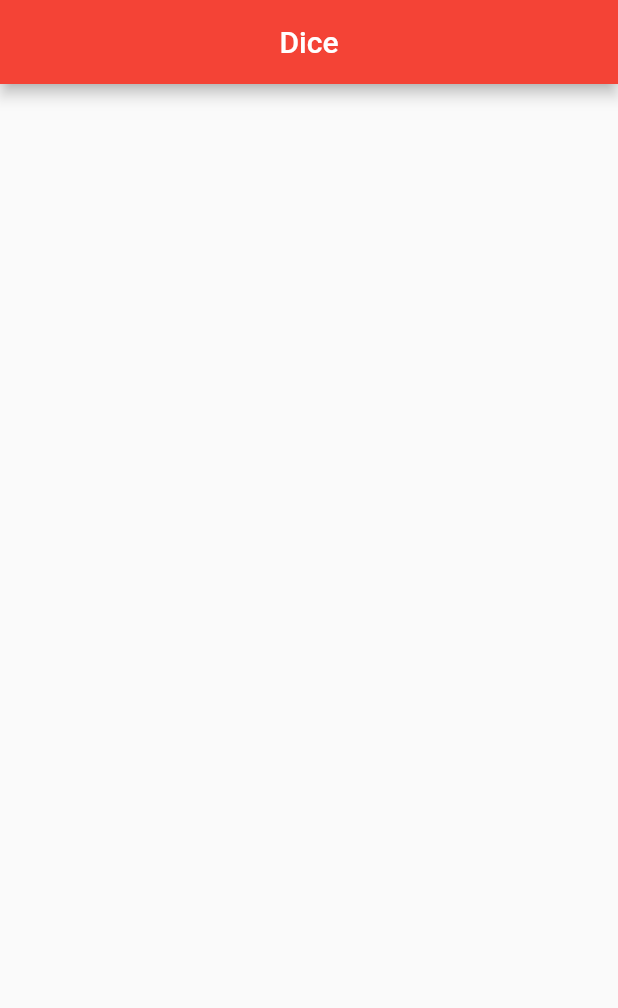
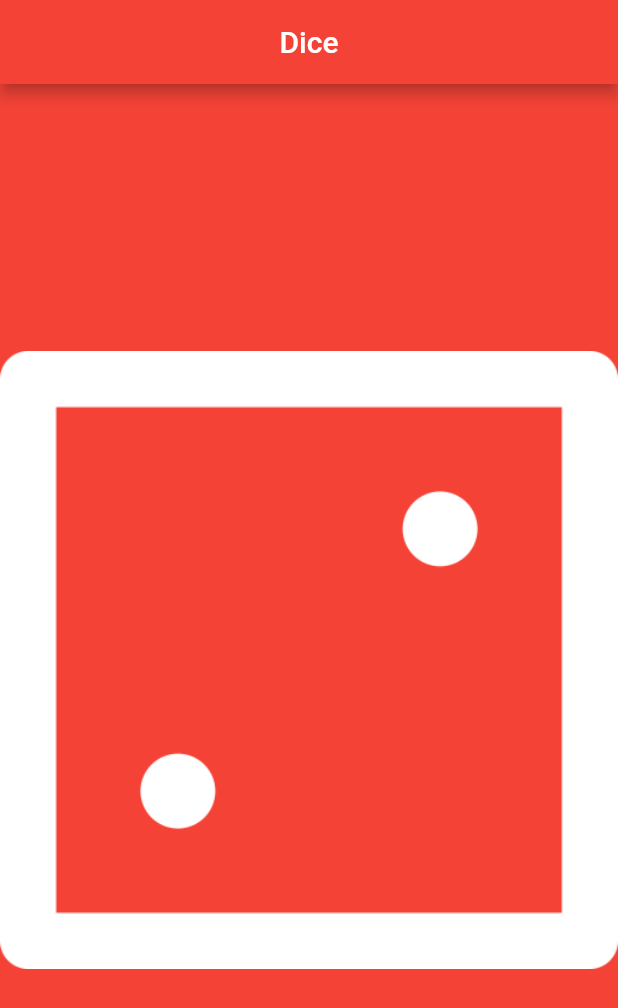
Before and after one commit to marufrobin/Flutter_week-2, a Flutter app: the screen it shows after launch, on a phone screen of 412 x 824 dp. Shown: the top 1008 px of the screen. Run offline on Flutter 3.47's test engine with Material 2 defaults, Android fonts, the phone set to English and light mode, and no system bars.

Commit message:
Intialization of the dice app and adding the project image.

```diff
--- a/dice_app/lib/main.dart
+++ b/dice_app/lib/main.dart
@@ -9,6 +9,7 @@ class MyApp extends StatelessWidget {
   Widget build(BuildContext context) {
     return MaterialApp(
       home: Scaffold(
+        backgroundColor: Colors.red,
         appBar: AppBar(
           backgroundColor: Colors.red,
           centerTitle: true,
@@ -16,6 +17,11 @@ class MyApp extends StatelessWidget {
             'Dice',
           ),
         ),
+        body: Center(
+          child: Image(
+            image: AssetImage('image/dice2.png'),
+          ),
+        ),
       ),
     );
   }
```
Also changed, not shown: dice_app/pubspec.yaml (+4 -8 lines), dice_app/image/dice1.png (added), dice_app/image/dice2.png (added), dice_app/image/dice3.png (added), dice_app/image/dice4.png (added), dice_app/image/dice5.png (added), dice_app/image/dice6.png (added).
